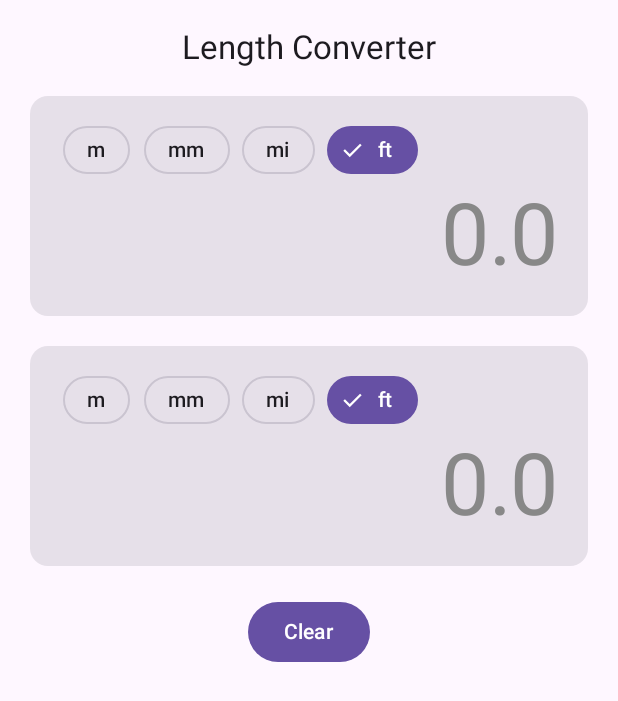
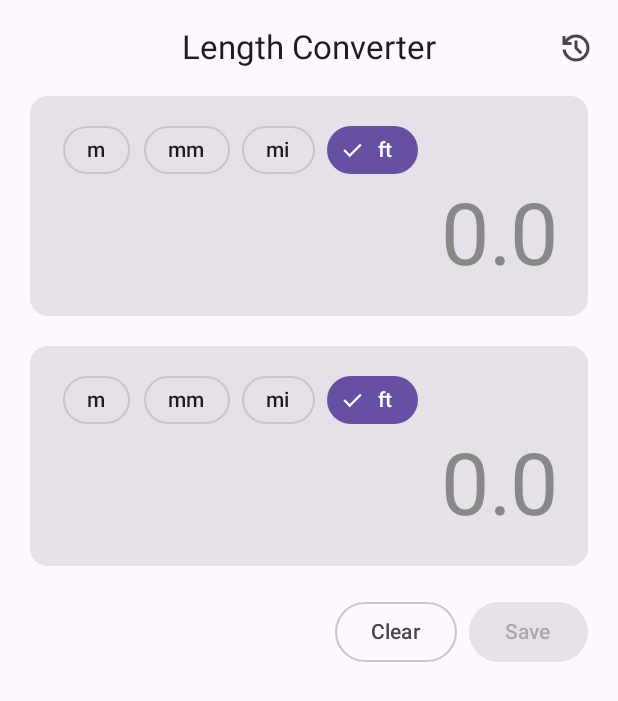
Before and after one commit to myolwin00/super-octo-adventure, an Android app built with Jetpack Compose: the screen it shows after launch (MainActivity), on a phone screen of 412 x 824 dp. Shown: the top 701 px of the screen. Run offline under Robolectric (Android 15) with nearby library versions, the phone set to English and light mode, and no system bars.

Commit message:
added conversion history

```diff
--- a/app/src/main/java/com/logbook/myolwinoo/unitconverter/features/converter/ConverterScreen.kt
+++ b/app/src/main/java/com/logbook/myolwinoo/unitconverter/features/converter/ConverterScreen.kt
@@ -12,8 +12,6 @@ import androidx.compose.foundation.layout.fillMaxSize
 import androidx.compose.foundation.layout.fillMaxWidth
 import androidx.compose.foundation.layout.padding
 import androidx.compose.foundation.layout.size
-import androidx.compose.foundation.layout.wrapContentHeight
-import androidx.compose.foundation.shape.CornerSize
 import androidx.compose.foundation.shape.RoundedCornerShape
 import androidx.compose.foundation.text.BasicTextField
 import androidx.compose.foundation.text.KeyboardOptions
@@ -24,11 +22,18 @@ import androidx.compose.material3.ExperimentalMaterial3Api
 import androidx.compose.material3.FilterChip
 import androidx.compose.material3.FilterChipDefaults
 import androidx.compose.material3.Icon
+import androidx.compose.material3.IconButton
 import androidx.compose.material3.MaterialTheme
+import androidx.compose.material3.OutlinedButton
 import androidx.compose.material3.Scaffold
+import androidx.compose.material3.SnackbarHost
+import androidx.compose.material3.SnackbarHostState
 import androidx.compose.material3.Text
 import androidx.compose.runtime.Composable
-import androidx.compose.ui.Alignment
+import androidx.compose.runtime.mutableStateOf
+import androidx.compose.runtime.remember
+import androidx.compose.runtime.rememberCoroutineScope
+import androidx.compose.runtime.saveable.rememberSaveable
 import androidx.compose.ui.Modifier
 import androidx.compose.ui.graphics.Color
 import androidx.compose.ui.graphics.SolidColor
@@ -38,13 +43,22 @@ import androidx.compose.ui.text.input.TextFieldValue
 import androidx.compose.ui.text.style.TextAlign
 import androidx.compose.ui.tooling.preview.Preview
 import androidx.compose.ui.unit.dp
+import androidx.lifecycle.compose.collectAsStateWithLifecycle
 import androidx.lifecycle.viewmodel.compose.viewModel
 import com.logbook.myolwinoo.unitconverter.R
+import kotlinx.coroutines.launch
 
 @Composable
 fun ConverterScreen(
     viewModel: ConverterViewModel = viewModel()
 ) {
+    val enableSaveBtn = viewModel.enableSaveBtn.collectAsStateWithLifecycle(false)
+    val histories = viewModel.histories.collectAsStateWithLifecycle(emptyList())
+
+    val showHistorySheet = rememberSaveable { mutableStateOf(false) }
+    val snackbarHostState = remember { SnackbarHostState() }
+    val scope = rememberCoroutineScope()
+
     Scaffold(
         modifier = Modifier.fillMaxSize(),
         topBar = {
@@ -52,9 +66,31 @@ fun ConverterScreen(
                 title = {
                     Text("Length Converter")
                 },
+                actions = {
+                    IconButton(onClick = {
+                        showHistorySheet.value = true
+                    }) {
+                        Icon(
+                            painter = painterResource(R.drawable.ic_history),
+                            contentDescription = "History button"
                         )
                     }
+                }
+            )
+        },
+        snackbarHost = {
+            SnackbarHost(hostState = snackbarHostState)
+        }
     ) { innerPadding ->
+
+        if (showHistorySheet.value) {
+            HistorySheet(
+                modifier = Modifier.padding(top = innerPadding.calculateTopPadding()),
+                histories = histories.value,
+                onDismiss = { showHistorySheet.value = false }
+            )
+        }
+
         Column(
             modifier = Modifier
                 .padding(
@@ -82,13 +118,32 @@ fun ConverterScreen(
                 onUnitChange = viewModel::onUnit2Changed
             )
 
-            Button(
+            Row(
                 modifier = Modifier
-                    .align(Alignment.CenterHorizontally)
+                    .fillMaxWidth()
                     .padding(top = 20.dp),
+                horizontalArrangement = Arrangement.End
+            ) {
+                OutlinedButton(
+                    modifier = Modifier,
                     onClick = viewModel::clear
                 ) {
                     Text(text = "Clear")
+                }
+                Spacer(modifier = Modifier.size(8.dp))
+                Button(
+                    modifier = Modifier,
+                    enabled = enableSaveBtn.value,
+                    onClick = {
+                        viewModel.save()
+                        scope.launch {
+                            snackbarHostState.currentSnackbarData?.dismiss()
+                            snackbarHostState.showSnackbar("Saved!")
+                        }
+                    }
+                ) {
+                    Text(text = "Save")
+                }
             }
         }
     }
@@ -132,7 +187,8 @@ fun InputContainer(
             Input(
                 value = value,
                 onValueChange = onValueChange,
-                hint = hint
+                hint = hint,
+                unit = selectedUnit
             )
         }
     }
@@ -183,11 +239,14 @@ private fun Input(
     modifier: Modifier = Modifier,
     value: TextFieldValue,
     onValueChange: (TextFieldValue) -> Unit,
-    hint: String
+    hint: String,
+    unit: LengthUnit
 ) {
+    Row {
         Box(
             modifier = modifier
-            .fillMaxWidth()
+                .weight(1f)
+                .alignByBaseline()
         ) {
             BasicTextField(
                 modifier = Modifier
@@ -202,7 +261,7 @@ private fun Input(
                     ),
                 keyboardOptions = KeyboardOptions(
                     keyboardType = KeyboardType.Number
-            )
+                ),
             )
             if (value.text.isEmpty()) {
                 Text(
@@ -214,6 +273,14 @@ private fun Input(
                 )
             }
         }
+//        Spacer(Modifier.size(4.dp))
+//        Text(
+//            modifier = Modifier.alignByBaseline(),
+//            text = unit.abbr,
+//            style = MaterialTheme.typography.displaySmall,
+//            color = MaterialTheme.colorScheme.onSurface
+//        )
+    }
 }
 
 @Preview
--- a/app/src/main/java/com/logbook/myolwinoo/unitconverter/features/converter/ConverterViewModel.kt
+++ b/app/src/main/java/com/logbook/myolwinoo/unitconverter/features/converter/ConverterViewModel.kt
@@ -1,9 +1,16 @@
 package com.logbook.myolwinoo.unitconverter.features.converter
 
 import androidx.compose.runtime.mutableStateOf
+import androidx.compose.runtime.snapshotFlow
 import androidx.compose.ui.text.TextRange
 import androidx.compose.ui.text.input.TextFieldValue
 import androidx.lifecycle.ViewModel
+import com.logbook.myolwinoo.unitconverter.data.ConversionResult
+import kotlinx.coroutines.flow.Flow
+import kotlinx.coroutines.flow.MutableStateFlow
+import kotlinx.coroutines.flow.map
+import kotlinx.coroutines.flow.update
+import java.util.UUID
 
 class ConverterViewModel: ViewModel() {
 
@@ -16,6 +23,12 @@ class ConverterViewModel: ViewModel() {
         private set
     var unit2 = mutableStateOf(LengthUnit.Foot)
         private set
+
+    private val _histories = MutableStateFlow<List<ConversionResult>>(emptyList())
+    val histories: Flow<List<ConversionResult>> = _histories
+        .map { it.sortedByDescending { it.timestamp } }
+
+    val enableSaveBtn = snapshotFlow { input1.value.text.isNotBlank() && input2.value.text.isNotBlank() }
 
     fun onInput1Changed(newValue: TextFieldValue) {
         input1.value = newValue
@@ -46,6 +59,19 @@ class ConverterViewModel: ViewModel() {
         input2.value = TextFieldValue("")
     }
 
+    fun save() {
+        _histories.update {
+            it + ConversionResult(
+                id = UUID.randomUUID().toString(),
+                fromValue = input1.value.text,
+                fromUnit = unit1.value.name,
+                toValue = input2.value.text,
+                toUnit = unit2.value.name,
+                timestamp = System.currentTimeMillis()
+            )
+        }
+    }
+
     private fun calculate(value: String): TextFieldValue {
         return LengthConverter.getFormattedLength(
             value = value,
--- /dev/null
+++ b/app/src/main/res/drawable/ic_history.xml
@@ -0,0 +1,9 @@
+<vector xmlns:android="http://schemas.android.com/apk/res/android"
+    android:width="24dp"
+    android:height="24dp"
+    android:viewportWidth="960"
+    android:viewportHeight="960">
+  <path
+      android:pathData="M480,840q-138,0 -240.5,-91.5T122,520h82q14,104 92.5,172T480,760q117,0 198.5,-81.5T760,480q0,-117 -81.5,-198.5T480,200q-69,0 -129,32t-101,88h110v80L120,400v-240h80v94q51,-64 124.5,-99T480,120q75,0 140.5,28.5t114,77q48.5,48.5 77,114T840,480q0,75 -28.5,140.5t-77,114q-48.5,48.5 -114,77T480,840ZM592,648L440,496v-216h80v184l128,128 -56,56Z"
+      android:fillColor="#e8eaed"/>
+</vector>
```
Also changed, not shown: app/src/main/java/com/logbook/myolwinoo/unitconverter/data/ConversionResult.kt (added, +23 -0 lines), app/src/main/java/com/logbook/myolwinoo/unitconverter/features/converter/HistorySheet.kt (added, +77 -0 lines). Lines whose indentation alone changed are shown as unchanged.
